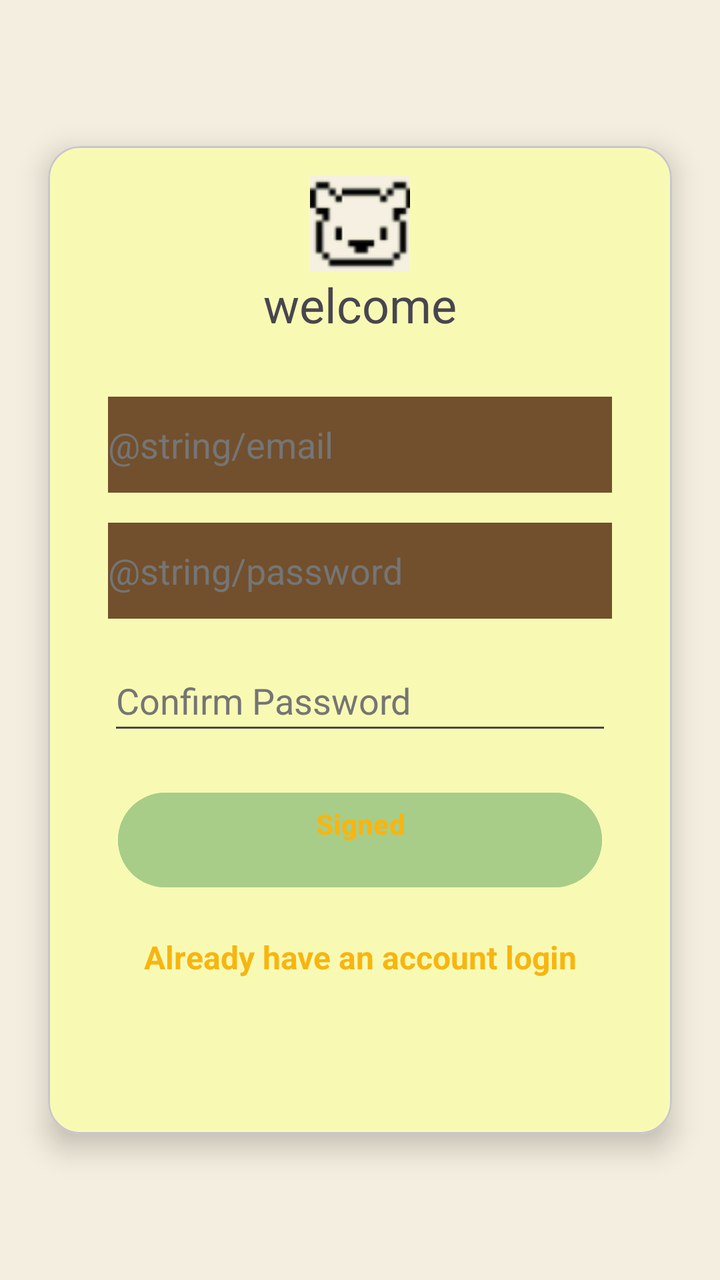
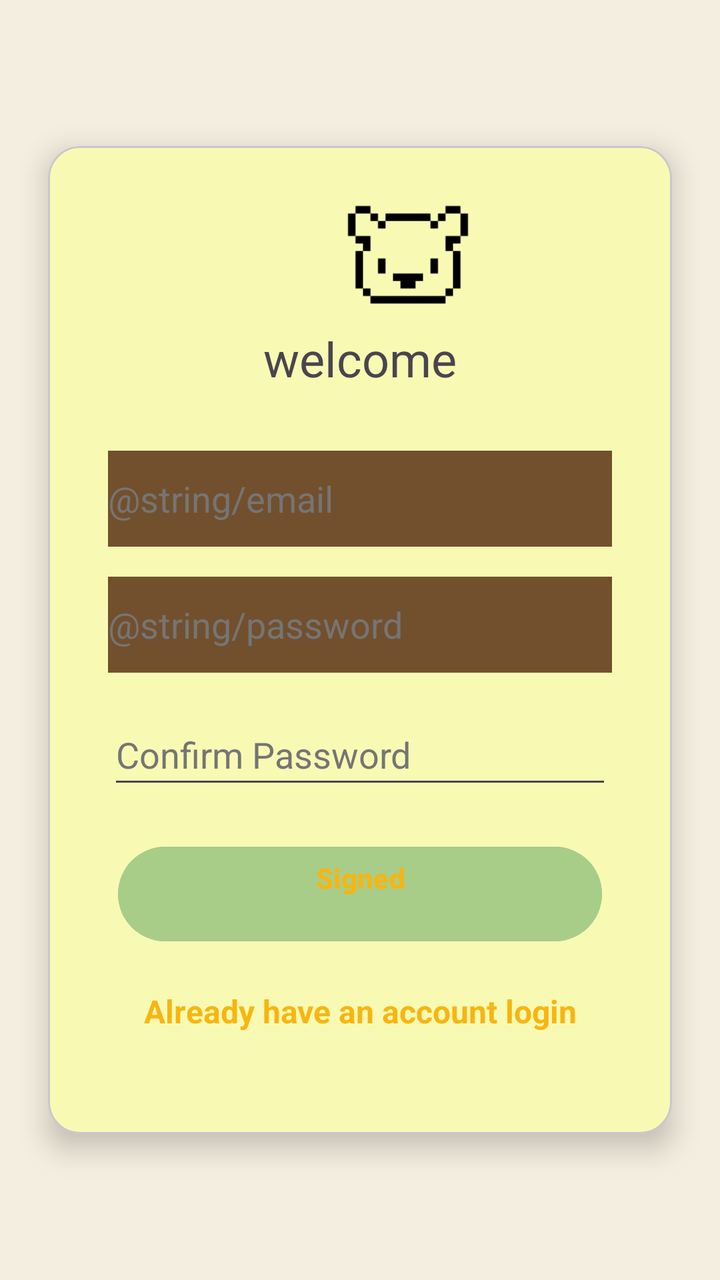

Two renders of the same Android screen: before a commit and after it. Below are the layout's source before the change and the commit's diff.
<!-- AndroidManifest.xml: application theme Theme.BeeBudgetingLimited -->
<!-- res/layout/activity_login.xml -->
<?xml version="1.0" encoding="utf-8"?>
<androidx.constraintlayout.widget.ConstraintLayout xmlns:android="http://schemas.android.com/apk/res/android"
    xmlns:app="http://schemas.android.com/apk/res-auto"
    xmlns:tools="http://schemas.android.com/tools"
    android:id="@+id/main"
    android:layout_width="match_parent"
    android:layout_height="match_parent"
    android:background="#F3EEDF"
    tools:context=".MainActivity">

    <com.google.android.material.card.MaterialCardView
        android:id="@+id/cardContainer"
        android:layout_width="0dp"
        android:layout_height="wrap_content"
        android:layout_margin="24dp"
        android:backgroundTint="@color/pastel_yellow"
        app:cardCornerRadius="16dp"
        app:cardElevation="8dp"
        app:layout_constraintBottom_toBottomOf="parent"
        app:layout_constraintEnd_toEndOf="parent"
        app:layout_constraintStart_toStartOf="parent"
        app:layout_constraintTop_toTopOf="parent">


        <LinearLayout
            android:id="@+id/linearLayout"
            android:layout_width="match_parent"
            android:layout_height="494dp"
            android:orientation="vertical"
            android:padding="15dp"
            android:paddingTop="40dp"
            android:paddingBottom="40dp"
            app:layout_constraintBottom_toBottomOf="parent"
            app:layout_constraintEnd_toEndOf="parent"
            app:layout_constraintHorizontal_bias="0.496"
            app:layout_constraintStart_toStartOf="parent"
            app:layout_constraintTop_toTopOf="parent"
            app:layout_constraintVertical_bias="0.0">

            <ImageView
                android:id="@+id/imageView"
                android:layout_width="match_parent"
                android:layout_height="wrap_content"
                app:srcCompat="@drawable/welcom" />

            <TextView
                android:id="@+id/textView"
                android:layout_width="match_parent"
                android:layout_height="wrap_content"
                android:text="welcome"
                android:textAlignment="center"
                android:textSize="24sp" />

            <EditText
                android:id="@+id/etSEmailAddress"
                android:layout_width="match_parent"
                android:layout_height="wrap_content"
                android:layout_marginLeft="15dp"
                android:layout_marginTop="30dp"
                android:layout_marginRight="15dp"
                android:autofillHints="emailAddress"
                android:background="#72502D"
                android:backgroundTint="#72502D"
                android:ems="10"
                android:hint="@string/email"
                android:inputType="textEmailAddress"
                android:minHeight="48dp"
                android:textColorHint="#757575" />

            <EditText
                android:id="@+id/etSPassword"
                android:layout_width="match_parent"
                android:layout_height="wrap_content"
                android:layout_marginLeft="15dp"
                android:layout_marginTop="15dp"
                android:layout_marginRight="15dp"
                android:autofillHints="password"
                android:background="#72502D"
                android:ems="10"
                android:hint="@string/password"
                android:inputType="textPassword"
                android:minHeight="48dp"
                android:textColorHint="#757575" />

            <EditText
                android:id="@+id/etSConfPassword"
                android:layout_width="match_parent"
                android:layout_height="wrap_content"
                android:layout_marginLeft="15dp"
                android:layout_marginTop="15dp"
                android:layout_marginRight="15dp"
                android:autofillHints="password"
                android:ems="10"
                android:hint="@string/confirm_password"
                android:inputType="textPassword"
                android:minHeight="48dp"
                android:textColorHint="#757575"
                tools:ignore="TextContrastCheck" />

            <Button
                android:id="@+id/btnSigned"
                android:layout_width="match_parent"
                android:layout_height="wrap_content"
                android:layout_margin="20dp"
                android:backgroundTint="@color/light_green"
                android:text="@string/signed"
                android:textColor="#F8B510"
                android:textStyle="bold" />

            <TextView
                android:id="@+id/tvRedirectLogin"
                android:layout_width="match_parent"
                android:layout_height="wrap_content"
                android:gravity="center_horizontal"
                android:text="@string/already_have_an_account_login"
                android:textColor="#F8B510"
                android:textSize="16sp"
                android:textStyle="bold" />

        </LinearLayout>

    </com.google.android.material.card.MaterialCardView>

</androidx.constraintlayout.widget.ConstraintLayout>
<!-- resources referenced by this layout -->
<resources>
  <color name="light_green">#A8CD89</color>
  <color name="pastel_yellow">#F8FAB4</color>
  <!-- drawable welcom: png bitmap (drawable, 2867 bytes) -->
  <string name="already_have_an_account_login">Already have an account login\n</string>
  <string name="confirm_password">Confirm Password\n</string>
  <string name="signed">Signed\n</string>
  <style name="Theme.BeeBudgetingLimited" parent="Base.Theme.BeeBudgetingLimited" />
  <style name="Base.Theme.BeeBudgetingLimited" parent="Theme.Material3.DayNight.NoActionBar">
          
          
      </style>
</resources>

<!-- the commit's change to res/layout/activity_login.xml (unified diff, before → after) -->
@@ -39,9 +39,9 @@
 
             <ImageView
                 android:id="@+id/imageView"
-                android:layout_width="match_parent"
-                android:layout_height="wrap_content"
-                app:srcCompat="@drawable/welcom" />
+                android:layout_width="330dp"
+                android:layout_height="75dp"
+                app:srcCompat="@drawable/bearicon" />
 
             <TextView
                 android:id="@+id/textView"
<!-- resource entries referenced after the edit -->
@@ -2,7 +2,7 @@
 <resources>
   <color name="light_green">#A8CD89</color>
   <color name="pastel_yellow">#F8FAB4</color>
-  <!-- drawable welcom: png bitmap (drawable, 2867 bytes) -->
+  <!-- drawable bearicon: png bitmap (drawable, 423 bytes) -->
   <string name="already_have_an_account_login">Already have an account login\n</string>
   <string name="confirm_password">Confirm Password\n</string>
   <string name="signed">Signed\n</string>
